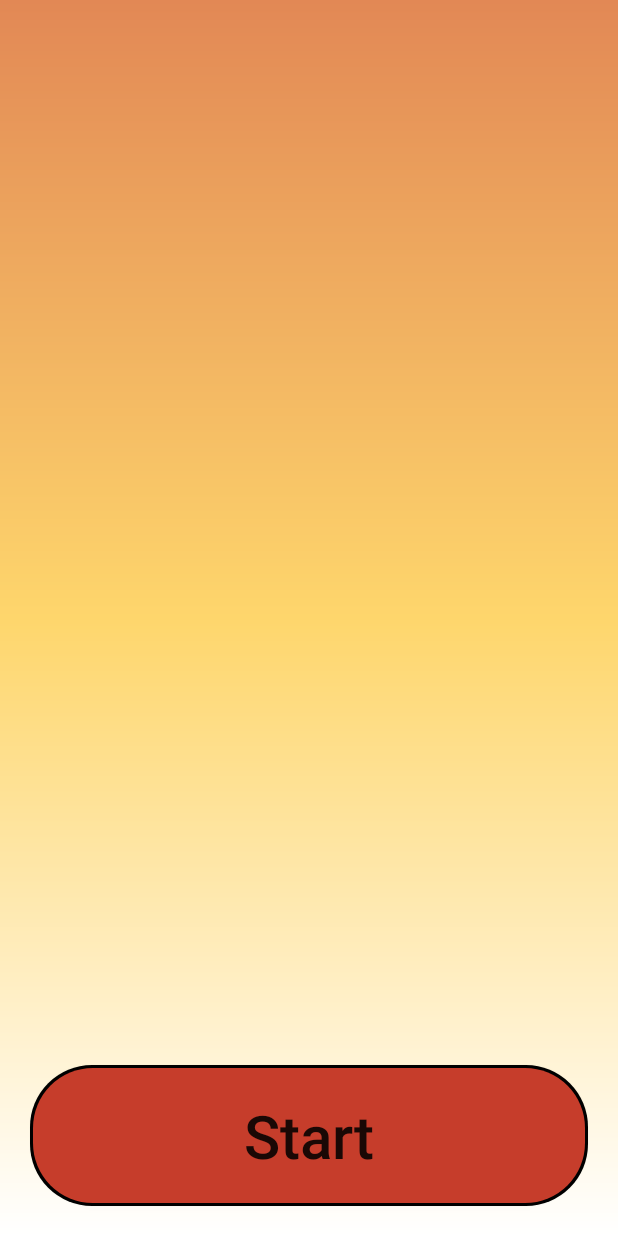
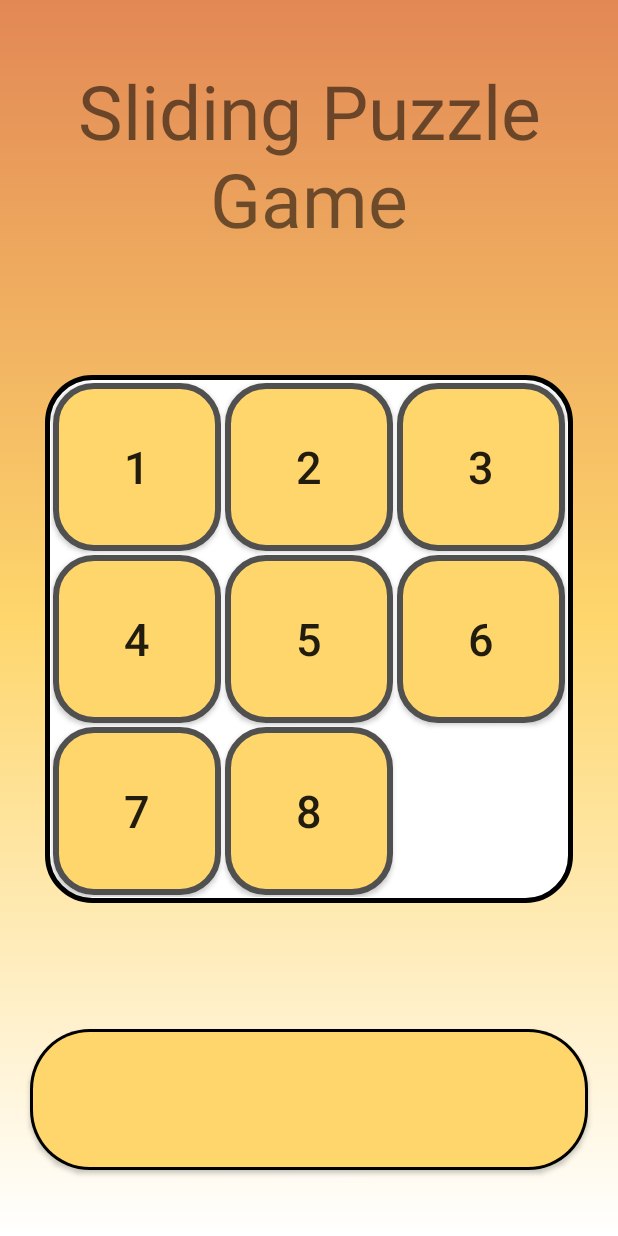
Before and after one commit to Chrislee3x7/SlidingPuzzleGame, an Android app: the screen it shows after launch (MainActivity), on a phone screen of 412 x 824 dp. Run offline under Robolectric (Android 15) with nearby library versions, the phone set to English and light mode, and no system bars.

Commit message:
changed home screen and added default puzzle style(still working on)

```diff
--- a/app/src/main/java/com/example/slidingpuzzlegame/MainActivity.java
+++ b/app/src/main/java/com/example/slidingpuzzlegame/MainActivity.java
@@ -3,20 +3,26 @@ package com.example.slidingpuzzlegame;
 import android.os.Bundle;
 import android.view.View;
 import android.widget.Button;
+import android.widget.GridLayout;
+import android.widget.TextView;
 
 import androidx.appcompat.app.AppCompatActivity;
 
 public class MainActivity extends AppCompatActivity implements View.OnClickListener {
 
-    private Button playButton;
+    private GridLayout puzzleDisplay;
+    private Button tipsPanel;
+    private TextView title;
     private PuzzlePreStartFragment puzzlePreStartFragment;
 
     @Override
     protected void onCreate(Bundle savedInstanceState) {
         super.onCreate(savedInstanceState);
         setContentView(R.layout.activity_main);
-        playButton = (Button) findViewById(R.id.start_button);
-        playButton.setOnClickListener(this);
+        puzzleDisplay = (GridLayout) findViewById(R.id.home_screen_puzzle_display);
+        puzzleDisplay.setOnClickListener(this);
+        tipsPanel = (Button) findViewById(R.id.tips_panel);
+        title = (TextView) findViewById(R.id.game_title);
     }
 
     public PuzzlePreStartFragment getPreStartFragment() {
@@ -24,7 +30,9 @@ public class MainActivity extends AppCompatActivity implements View.OnClickListe
     }
 
     public void openPreStartFragment() {
-        playButton.setVisibility(View.GONE);
+        puzzleDisplay.setVisibility(View.GONE);
+        tipsPanel.setVisibility(View.GONE);
+        title.setVisibility(View.GONE);
         //playButton.setEnabled(false);
         // Create a new Fragment to be placed in the activity layout
         puzzlePreStartFragment = new PuzzlePreStartFragment();
@@ -37,7 +45,9 @@ public class MainActivity extends AppCompatActivity implements View.OnClickListe
     }
 
     public void showMainMenu() {
-        playButton.setVisibility(View.VISIBLE);
+        puzzleDisplay.setVisibility(View.VISIBLE);
+        tipsPanel.setVisibility(View.VISIBLE);
+        title.setVisibility(View.VISIBLE);
     }
 
     @Override
@@ -49,7 +59,7 @@ public class MainActivity extends AppCompatActivity implements View.OnClickListe
     @Override
     public void onClick(View view) {
         switch (view.getId()) {
-            case R.id.start_button:
+            case R.id.home_screen_puzzle_display:
                 SoundPlayer.playLiquidDropClick(this);
                 openPreStartFragment();
         }
--- /dev/null
+++ b/app/src/main/res/drawable/puzzle_display_background.xml
@@ -0,0 +1,10 @@
+<?xml version="1.0" encoding="utf-8"?>
+
+<shape xmlns:android="http://schemas.android.com/apk/res/android"
+android:shape="rectangle">
+<solid android:color="@android:color/white" />
+<stroke
+    android:width="3dp"
+    android:color="#000000" />
+    <corners android:radius="30dp" />
+</shape>
--- a/app/src/main/res/drawable/puzzle_piece_background.xml
+++ b/app/src/main/res/drawable/puzzle_piece_background.xml
@@ -2,8 +2,9 @@
 
 <shape xmlns:android="http://schemas.android.com/apk/res/android"
     android:shape="rectangle">
-    <solid android:color="@android:color/white" />
+    <solid android:color="@color/pale_yellow" />
+    <corners android:radius="25dp" />
     <stroke
         android:width="4dp"
-        android:color="#000000" />
+        android:color="@color/gray" />
 </shape>
--- a/app/src/main/res/layout/activity_main.xml
+++ b/app/src/main/res/layout/activity_main.xml
@@ -8,19 +8,125 @@
     android:background="@drawable/menu_background"
     tools:context=".MainActivity">
 
-    <Button
-        android:id="@+id/start_button"
+
+    <TextView
+        android:id="@+id/game_title"
         android:layout_width="match_parent"
         android:layout_height="wrap_content"
-        android:layout_margin="20dp"
+        android:layout_centerHorizontal="true"
+        android:layout_marginTop="40dp"
+        android:text="Sliding Puzzle Game"
+        android:textAlignment="center"
+        android:textSize="50dp"
+        app:layout_constraintLeft_toLeftOf="parent"
+        app:layout_constraintRight_toRightOf="parent"
+        app:layout_constraintTop_toTopOf="parent" />
+
+    <GridLayout
+        android:id="@+id/home_screen_puzzle_display"
+        android:layout_width="0dp"
+        android:layout_height="0dp"
+        android:layout_centerHorizontal="true"
+        android:layout_marginHorizontal="30dp"
+        android:layout_marginVertical="40dp"
+        android:background="@drawable/puzzle_display_background"
+        android:clickable="true"
+        android:columnCount="3"
+        android:padding="4dp"
+        android:rowCount="3"
+        app:layout_constraintBottom_toTopOf="@id/tips_panel"
+        app:layout_constraintDimensionRatio="1:1"
+        app:layout_constraintLeft_toLeftOf="parent"
+        app:layout_constraintRight_toRightOf="parent"
+        app:layout_constraintTop_toBottomOf="@id/game_title">
+
+        <Button
+            android:layout_rowWeight="1"
+            android:layout_columnWeight="1"
+            android:background="@drawable/puzzle_piece_background"
+            android:clickable="false"
+            android:text="1"
+            android:textSize="30sp"
+            android:layout_margin="1dp"/>
+
+        <Button
+            android:layout_rowWeight="1"
+            android:layout_columnWeight="1"
+            android:background="@drawable/puzzle_piece_background"
+            android:clickable="false"
+            android:text="2"
+            android:textSize="30sp"
+            android:layout_margin="1dp"/>
+
+        <Button
+            android:layout_rowWeight="1"
+            android:layout_columnWeight="1"
+            android:background="@drawable/puzzle_piece_background"
+            android:clickable="false"
+            android:text="3"
+            android:textSize="30sp"
+            android:layout_margin="1dp"/>
+
+        <Button
+            android:layout_rowWeight="1"
+            android:layout_columnWeight="1"
+            android:background="@drawable/puzzle_piece_background"
+            android:clickable="false"
+            android:text="4"
+            android:textSize="30sp"
+            android:layout_margin="1dp"/>
+
+        <Button
+            android:layout_rowWeight="1"
+            android:layout_columnWeight="1"
+            android:background="@drawable/puzzle_piece_background"
+            android:clickable="false"
+            android:text="5"
+            android:textSize="30sp"
+            android:layout_margin="1dp"/>
+
+        <Button
+            android:layout_rowWeight="1"
+            android:layout_columnWeight="1"
+            android:background="@drawable/puzzle_piece_background"
+            android:clickable="false"
+            android:text="6"
+            android:textSize="30sp"
+            android:layout_margin="1dp"/>
+
+        <Button
+            android:layout_rowWeight="1"
+            android:layout_columnWeight="1"
+            android:background="@drawable/puzzle_piece_background"
+            android:clickable="false"
+            android:text="7"
+            android:textSize="30sp"
+            android:layout_margin="1dp"/>
+
+        <Button
+            android:layout_rowWeight="1"
+            android:layout_columnWeight="1"
+            android:background="@drawable/puzzle_piece_background"
+            android:clickable="false"
+            android:text="8"
+            android:textSize="30sp"
+            android:layout_margin="1dp"/>
+
+    </GridLayout>
+
+    <Button
+        android:id="@+id/tips_panel"
+        android:layout_width="match_parent"
+        android:layout_height="wrap_content"
+        android:layout_below="@id/home_screen_puzzle_display"
+        android:layout_marginHorizontal="20dp"
+        android:background="@drawable/play_button_background"
         android:padding="20dp"
-        android:text="@string/start_button"
+        android:textAllCaps="false"
         android:textSize="40dp"
-        android:textAllCaps="false"
         app:layout_constraintBottom_toBottomOf="parent"
         app:layout_constraintLeft_toLeftOf="parent"
         app:layout_constraintRight_toRightOf="parent"
-        android:background="@drawable/stopwatch_background"/>
-
+        app:layout_constraintTop_toBottomOf="@id/home_screen_puzzle_display" />
 
 </androidx.constraintlayout.widget.ConstraintLayout>
--- a/app/src/main/res/layout/puzzle_fragment.xml
+++ b/app/src/main/res/layout/puzzle_fragment.xml
@@ -66,7 +66,9 @@
 
         <RelativeLayout
             android:layout_width="wrap_content"
-            android:layout_height="wrap_content">
+            android:layout_height="wrap_content"
+            android:layout_gravity="center"
+            android:gravity="center">
 
             <GridLayout
                 android:id="@+id/puzzle_board"
--- a/app/src/main/res/values/colors.xml
+++ b/app/src/main/res/values/colors.xml
@@ -10,4 +10,5 @@
     <color name="red_orange">#C63D2B</color>
     <color name="black">#000000</color>
     <color name="darkened_background">#99000000</color>
+    <color name="gray">#505050</color>
 </resources>
```
Also changed, not shown: app/src/main/java/com/example/slidingpuzzlegame/PuzzleMatrix.java (+47 -29 lines), app/src/main/java/com/example/slidingpuzzlegame/PuzzlePiece.java (+35 -32 lines).
